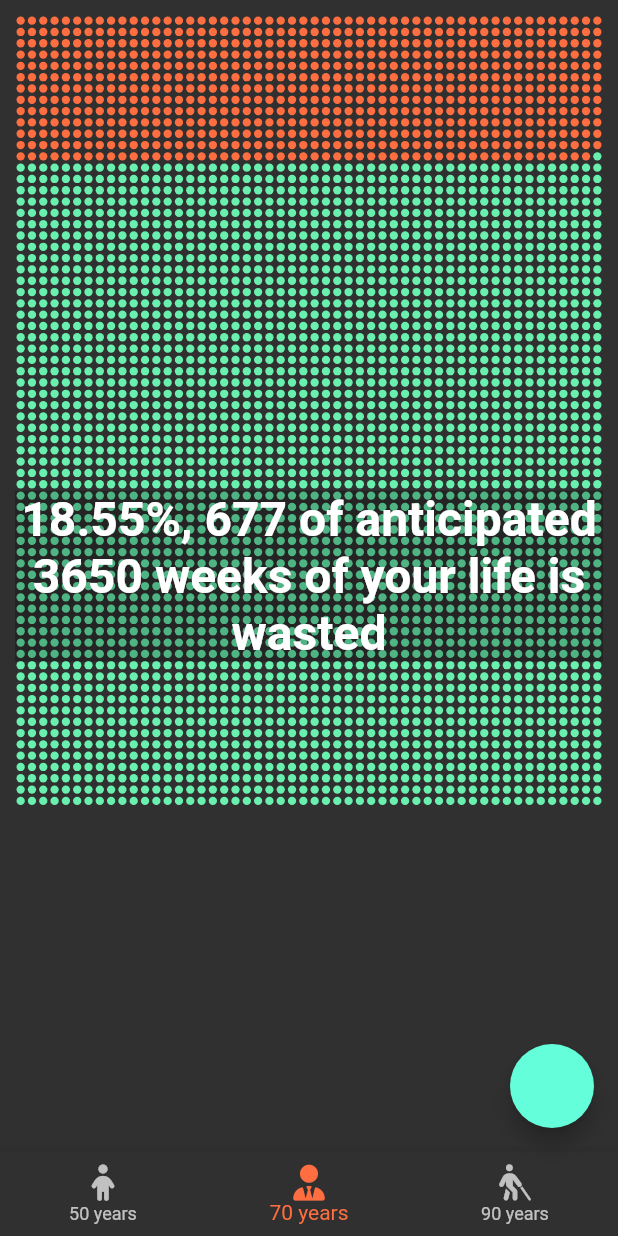
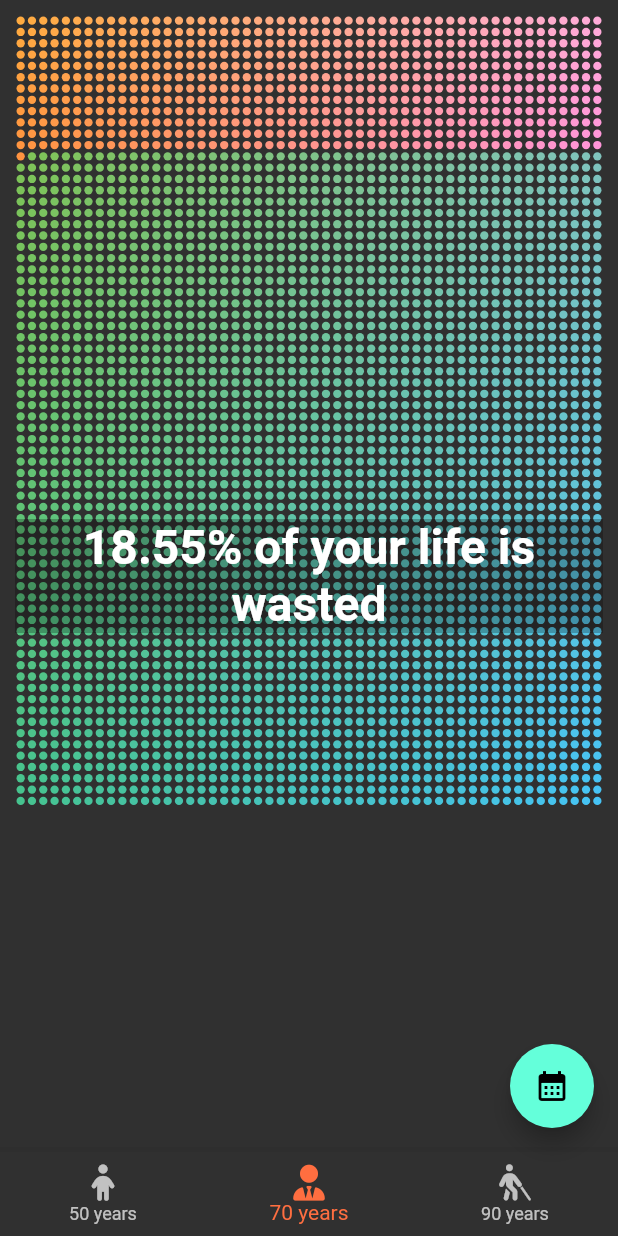
Before and after one commit to venil7/life-wasted, a Flutter app: the screen it shows after launch, on a phone screen of 412 x 824 dp. Run offline on Flutter 3.47's test engine with Material 2 defaults, Android fonts, the light colour scheme and no system bars; our stand-ins replace flutter_mobx, font_awesome_flutter, mobx, shared_preferences; generated files the repository leaves out were written again.

Commit message:
colorfull output

```diff
--- a/analysis_options.yaml
+++ /dev/null
@@ -1,29 +0,0 @@
-# This file configures the analyzer, which statically analyzes Dart code to
-# check for errors, warnings, and lints.
-#
-# The issues identified by the analyzer are surfaced in the UI of Dart-enabled
-# IDEs (https://dart.dev/tools#ides-and-editors). The analyzer can also be
-# invoked from the command line by running `flutter analyze`.
-
-# The following line activates a set of recommended lints for Flutter apps,
-# packages, and plugins designed to encourage good coding practices.
-include: package:flutter_lints/flutter.yaml
-
-linter:
-  # The lint rules applied to this project can be customized in the
-  # section below to disable rules from the `package:flutter_lints/flutter.yaml`
-  # included above or to enable additional rules. A list of all available lints
-  # and their documentation is published at
-  # https://dart-lang.github.io/linter/lints/index.html.
-  #
-  # Instead of disabling a lint rule for the entire project in the
-  # section below, it can also be suppressed for a single line of code
-  # or a specific dart file by using the `// ignore: name_of_lint` and
-  # `// ignore_for_file: name_of_lint` syntax on the line or in the file
-  # producing the lint.
-  rules:
-    # avoid_print: false  # Uncomment to disable the `avoid_print` rule
-    # prefer_single_quotes: true  # Uncomment to enable the `prefer_single_quotes` rule
-
-# Additional information about this file can be found at
-# https://dart.dev/guides/language/analysis-options
--- a/lib/components/life_chart.dart
+++ b/lib/components/life_chart.dart
@@ -1,29 +1,18 @@
 import 'package:flutter/material.dart';
 import 'package:life_wasted/components/wasted_label.dart';
 import 'package:life_wasted/components/year.dart';
-import 'package:life_wasted/util.dart';
+import 'package:life_wasted/domain/week.dart';
+import 'package:life_wasted/util/week.dart';
 
 class LifeChart extends StatelessWidget {
-  final int yearsTotal;
-  final double yearsSoFar;
+  final LifeData lifeData;
 
   LifeChart({
-    this.yearsTotal = 90,
-    this.yearsSoFar = 0,
+    required this.lifeData,
   });
 
   @override
   Widget build(BuildContext context) {
-    final fullYearsSoFar = yearsSoFar.floor();
-    final years = List.generate(yearsTotal, (y) {
-      final year = y + 1;
-      return year <= fullYearsSoFar
-          ? WEEKS_IN_YEAR
-          : (year == fullYearsSoFar + 1
-              ? (yearsSoFar.fractional().yearToWeeks.floor())
-              : 0);
-    });
-
     return LayoutBuilder(
       builder: (ctx, constraints) {
         return ConstrainedBox(
@@ -32,9 +21,8 @@ class LifeChart extends StatelessWidget {
             child: Column(
               mainAxisAlignment: MainAxisAlignment.start,
               mainAxisSize: MainAxisSize.min,
-              children: years
-                  .map((weeksChecked) => Year(weeksChecked: weeksChecked))
-                  .toList(),
+              children:
+                  lifeData.map((weekData) => Year(yearData: weekData)).toList(),
             ),
           ),
         );
@@ -54,12 +42,14 @@ class Life extends StatelessWidget {
 
   @override
   Widget build(BuildContext context) {
-    final yearsSoFar = DateTime.now().difference(dob).inYears;
+    final diff = DateTime.now().difference(dob);
+    final weeksSoFar = diff.inWeeks;
+    final yearsSoFar = diff.inYears;
+    final lifeData = createLifeData(yearsTotal, weeksSoFar);
     return Stack(
       children: <Widget>[
         LifeChart(
-          yearsTotal: yearsTotal,
-          yearsSoFar: yearsSoFar,
+          lifeData: lifeData,
         ),
         WastedLabel(
           yearsTotal: yearsTotal,
--- a/lib/components/main_page.dart
+++ b/lib/components/main_page.dart
@@ -3,7 +3,7 @@ import 'package:flutter_mobx/flutter_mobx.dart';
 import 'package:life_wasted/components/bottom_navigation.dart';
 import 'package:life_wasted/components/life_chart.dart';
 import 'package:life_wasted/mobx/store.dart';
-import 'package:life_wasted/util.dart';
+import 'package:life_wasted/util/week.dart';
 import 'package:provider/provider.dart';
 
 class MainPage extends StatelessWidget {
@@ -22,16 +22,6 @@ class MainPage extends StatelessWidget {
     if (dob != null) store.setUserDob(dob);
   }
 
-  // Future<void> _shareScreenshot() async {
-  // RenderRepaintBoundary boundary =
-  //     _globalKey.currentContext.findRenderObject();
-  // final image = await boundary.toImage(pixelRatio: 3.0);
-  // final byteData = await image.toByteData(format: ImageByteFormat.png);
-  // final pngBytes = byteData.buffer.asUint8List();
-  // return Share.file('Life Wasted', 'wasted.png', pngBytes, 'image/png',
-  //     text: 'My optional text.');
-  // }
-
   @override
   Widget build(BuildContext context) {
     final store = Provider.of<MainStore>(context);
@@ -42,6 +32,7 @@ class MainPage extends StatelessWidget {
           onTap: store.setUserAge,
         ),
         floatingActionButton: FloatingActionButton(
+          child: Icon(Icons.calendar_month),
           onPressed: () => _showCalendar(context, store),
           // onShare: _shareScreenshot,
         ),
--- a/lib/components/wasted_label.dart
+++ b/lib/components/wasted_label.dart
@@ -1,5 +1,5 @@
 import 'package:flutter/material.dart';
-import 'package:life_wasted/util.dart';
+import 'package:life_wasted/util/week.dart';
 import 'package:intl/intl.dart';
 
 class WastedLabel extends StatelessWidget {
@@ -24,7 +24,7 @@ class WastedLabel extends StatelessWidget {
           backgroundBlendMode: BlendMode.multiply,
         ),
         child: Text(
-          '${format.format(perecent)}%, $weeksSoFar of anticipated $weeksTotal weeks of your life is wasted',
+          '${format.format(perecent)}% of your life is wasted',
           style: TextStyle(fontWeight: FontWeight.bold, fontSize: 32),
           textAlign: TextAlign.center,
         ),
--- a/lib/components/week.dart
+++ b/lib/components/week.dart
@@ -1,39 +1,51 @@
 import 'package:flutter/material.dart';
+import 'package:life_wasted/domain/week.dart';
+import 'package:life_wasted/util/color.dart';
+
+class Week extends StatelessWidget {
+  // final bool checked;
+  final WeekData weekData;
+  final double width;
+
+  Week({
+    required this.width,
+    required this.weekData,
+  });
+
+  @override
+  Widget build(BuildContext context) {
+    return CustomPaint(
+      painter: WeekPainter(weekData),
+      size: Size.square(width),
+    );
+  }
+}
+
+const WASTED_COLOR = Colors.orangeAccent;
+const REMAINS_COLOR = Colors.lightGreen;
 
 class WeekPainter extends CustomPainter {
-  final bool checked;
+  final WeekData weekData;
 
-  WeekPainter(this.checked);
+  WeekPainter(this.weekData);
 
   @override
   void paint(Canvas canvas, Size size) {
     final width = size.width;
     final center = Offset(width / 2, width / 2);
     final paint = Paint();
-    paint.color = checked ? Colors.deepOrangeAccent : Colors.greenAccent;
+    paint.color = weekData.wasted
+        ? WASTED_COLOR
+            .amendGreen((r) => r - weekData.yearIndex * 2)
+            .amendBlue((b) => b + weekData.weekIndex * 3)
+        : REMAINS_COLOR
+            .amendRed((r) => r - weekData.yearIndex * 1)
+            .amendBlue((b) => b + weekData.yearIndex + weekData.weekIndex * 2);
     canvas.drawCircle(center, width / 2 - 1, paint);
   }
 
   @override
   bool shouldRepaint(WeekPainter old) {
-    return old.checked != checked;
+    return old.weekData.wasted != weekData.wasted;
   }
 }
-
-class Week extends StatelessWidget {
-  final bool checked;
-  final double width;
-
-  Week({
-    required this.width,
-    this.checked = false,
-  });
-
-  @override
-  Widget build(BuildContext context) {
-    return CustomPaint(
-      painter: WeekPainter(checked),
-      size: Size.square(width),
-    );
-  }
-}
--- a/lib/components/year.dart
+++ b/lib/components/year.dart
@@ -1,24 +1,25 @@
 import 'package:flutter/material.dart';
 import 'package:life_wasted/components/week.dart';
-import '../util.dart';
+import 'package:life_wasted/domain/week.dart';
+import 'package:life_wasted/util/week.dart';
 
 class Year extends StatelessWidget {
-  final int weeksChecked;
+  final YearData yearData;
 
-  Year({
-    this.weeksChecked = 0,
-  });
+  Year({required this.yearData});
 
   @override
   Widget build(BuildContext context) {
-    final weeks = List.generate(WEEKS_IN_YEAR, (i) => i + 1 <= weeksChecked);
     return LayoutBuilder(builder: (context, constraints) {
       final width = constraints.maxWidth / WEEKS_IN_YEAR;
       return Row(
         mainAxisAlignment: MainAxisAlignment.start,
         mainAxisSize: MainAxisSize.min,
-        children: weeks
-            .map((checked) => Week(checked: checked, width: width))
+        children: yearData
+            .map((weekData) => Week(
+                  width: width,
+                  weekData: weekData,
+                ))
             .toList(),
       );
     });
--- /dev/null
+++ b/lib/domain/week.dart
@@ -0,0 +1,31 @@
+import 'package:life_wasted/util/week.dart';
+
+class WeekData {
+  final bool wasted;
+  final int yearIndex;
+  final int weekIndex;
+
+  WeekData({
+    required this.wasted,
+    required this.yearIndex,
+    required this.weekIndex,
+  });
+}
+
+typedef YearData = List<WeekData>;
+typedef LifeData = List<YearData>;
+
+final LifeData Function(int, int) createLifeData =
+    (int totalYears, int weeksSoFar) {
+  return List.generate(
+    totalYears,
+    (year) => List.generate(
+      WEEKS_IN_YEAR,
+      (index) {
+        final wasted =
+            (((year + 1) * WEEKS_IN_YEAR) + (index + 1)) <= weeksSoFar;
+        return new WeekData(wasted: wasted, yearIndex: year, weekIndex: index);
+      },
+    ),
+  );
+};
--- a/lib/mobx/store.dart
+++ b/lib/mobx/store.dart
@@ -1,7 +1,7 @@
+import 'package:life_wasted/util/week.dart';
 import 'package:mobx/mobx.dart';
 import 'package:shared_preferences/shared_preferences.dart';
 import 'package:life_wasted/components/bottom_navigation.dart';
-import 'package:life_wasted/util.dart';
 
 part 'store.g.dart';
 
--- /dev/null
+++ b/lib/util/color.dart
@@ -0,0 +1,15 @@
+import 'dart:ui';
+
+extension Amend on Color {
+  Color amendRed(int Function(int) amend) {
+    return this.withRed(amend(this.red));
+  }
+
+  Color amendBlue(int Function(int) amend) {
+    return this.withBlue(amend(this.blue));
+  }
+
+  Color amendGreen(int Function(int) amend) {
+    return this.withGreen(amend(this.green));
+  }
+}
```
Also changed, not shown: lib/util/week.dart (renamed from lib/util.dart).
